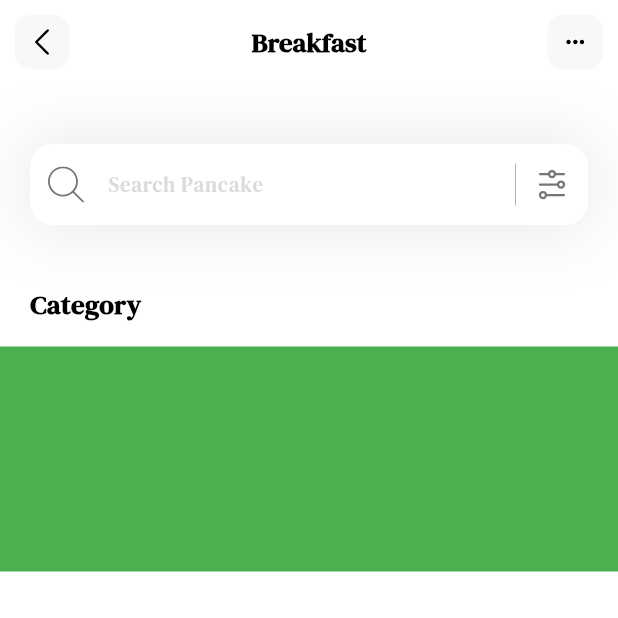
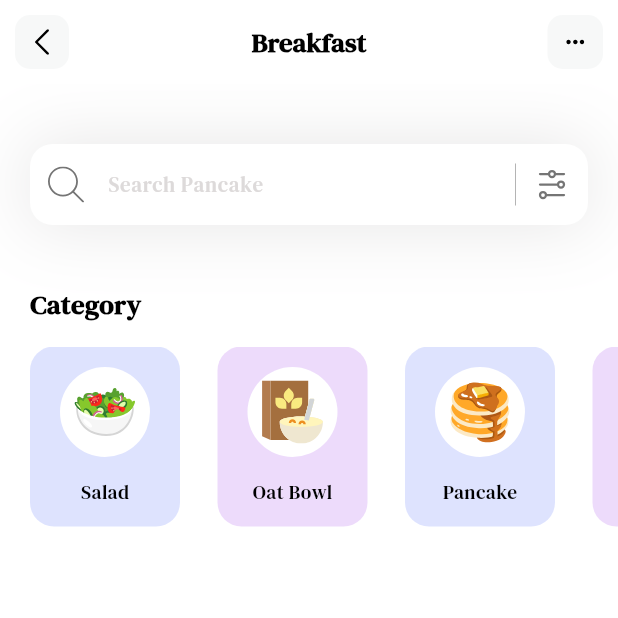
Before and after one commit to idilsg/FlutterPractice, a Flutter app: the screen it shows after launch, on a phone screen of 412 x 824 dp, the top half of it. Run offline on Flutter 3.47's test engine with Material 3 defaults, Android fonts, the light colour scheme and no system bars; our stand-ins replace flutter_svg; project files that could hold a hidden picture were left out.

Commit message:
categories section done

```diff
--- a/lib/main.dart
+++ b/lib/main.dart
@@ -14,7 +14,7 @@ class MyApp extends StatelessWidget {
     return MaterialApp(
       debugShowCheckedModeBanner: false,
       theme: ThemeData(fontFamily: 'DMSerifText'),
-      home: const HomePage()
+      home: HomePage()
     );
   }
 }
--- a/lib/models/category_model.dart
+++ b/lib/models/category_model.dart
@@ -0,0 +1,51 @@
+import 'package:flutter/material.dart';
+
+class CategoryModel {
+  String name;
+  String iconPath;
+  Color boxColor;
+
+  CategoryModel ({ //constructor
+    required this.name,
+    required this.iconPath,
+    required this.boxColor,
+  });
+
+  static List<CategoryModel> getCategories(){
+    List<CategoryModel> categories = [];
+
+    categories.add(
+      CategoryModel(
+        name: 'Salad',
+        iconPath: 'assets/icons/green-salad.svg',
+        boxColor: Color(0xff92A3FD)
+      )
+    );
+
+    categories.add(
+      CategoryModel(
+        name: 'Oat Bowl',
+        iconPath: 'assets/icons/oat-bowl.svg',
+        boxColor: Color(0xffC588F2)
+      )
+    );
+
+    categories.add(
+      CategoryModel(
+        name: 'Pancake',
+        iconPath: 'assets/icons/pancakes.svg',
+        boxColor: Color(0xff92A3FD)
+      )
+    );
+
+    categories.add(
+      CategoryModel(
+        name: 'Egg',
+        iconPath: 'assets/icons/egg.svg',
+        boxColor: Color(0xffC588F2)
+      )
+    );
+
+    return categories;
+  }
+}
--- a/lib/pages/homepage.dart
+++ b/lib/pages/homepage.dart
@@ -1,11 +1,30 @@
 import 'package:flutter/material.dart';
 import 'package:flutter_svg/flutter_svg.dart';
+import 'package:yt_demo/models/category_model.dart';
 
-class HomePage extends StatelessWidget {
-  const HomePage({super.key});
+class HomePage extends StatefulWidget {
+  HomePage({super.key});
+
+  @override
+  State<HomePage> createState() => _HomePageState();
+}
+
+class _HomePageState extends State<HomePage> {
+  List<CategoryModel> categories = [];
+
+  void _getCategories() {
+   categories = CategoryModel.getCategories();
+  }
+
+  @override
+  void initState() {
+    _getCategories();
+  }
+
 
   @override
   Widget build(BuildContext context) {
+    _getCategories();
     return Scaffold(
       appBar: appBar(),
       backgroundColor: Colors.white,
@@ -30,9 +49,51 @@ class HomePage extends StatelessWidget {
               ),
               SizedBox(height: 15,), //Category'nin altında boşluk kalması için
               Container(
-                height: 150,
-                color: Colors.green,
-              )
+                height: 120,
+                child: ListView.separated(
+                  itemCount: categories.length,
+                  scrollDirection: Axis.horizontal, //bunu yapmazsan renkler yatay sıralanır
+                  padding: EdgeInsets.only(
+                    left: 20,
+                    right: 20
+                  ),
+                  separatorBuilder: (context, index) => SizedBox(width: 25,),
+                  itemBuilder: (context, index) {
+                    return Container(
+                      width: 100,
+                      decoration: BoxDecoration(
+                        color: categories[index].boxColor.withOpacity(0.3),
+                        borderRadius: BorderRadius.circular(16)
+                      ),
+                      child: Column(
+                        mainAxisAlignment: MainAxisAlignment.spaceEvenly, //yazı ve yuvarlak eşit aralıklı dursun diye
+                        children: [
+                          Container(
+                            width: 60,
+                            height: 60,
+                            decoration: BoxDecoration(
+                              color: Colors.white,
+                              shape: BoxShape.circle,
+                            ),
+                            child: Padding(
+                              padding: const EdgeInsets.all(9.0),
+                              child: SvgPicture.asset(categories[index].iconPath),
+                            )
+                          ),
+                          Text(
+                            categories[index].name,
+                            style: TextStyle(
+                              fontWeight: FontWeight.w400,
+                              color: Colors.black,
+                              fontSize: 13
+                            )
+                          )
+                        ],
+                      )
+                    );
+                  }
+                ),
+              ),
             ],
           ),
         ],
@@ -121,10 +182,8 @@ class HomePage extends StatelessWidget {
       backgroundColor: Colors.white,
       elevation: 0.0,
       centerTitle: true,
-
       leading: GestureDetector(
         onTap: (){
-
         },
         child:Container(
           margin: EdgeInsets.all(10), //container'in boyutu
@@ -140,11 +199,9 @@ class HomePage extends StatelessWidget {
           ),
         ),
       ),
-
       actions: [
         GestureDetector(
           onTap: (){
-
           },
           child: Container(
             margin: EdgeInsets.all(10), //container'in boyutu
```
Also changed, not shown: assets/icons/oat-bowl.svg.
